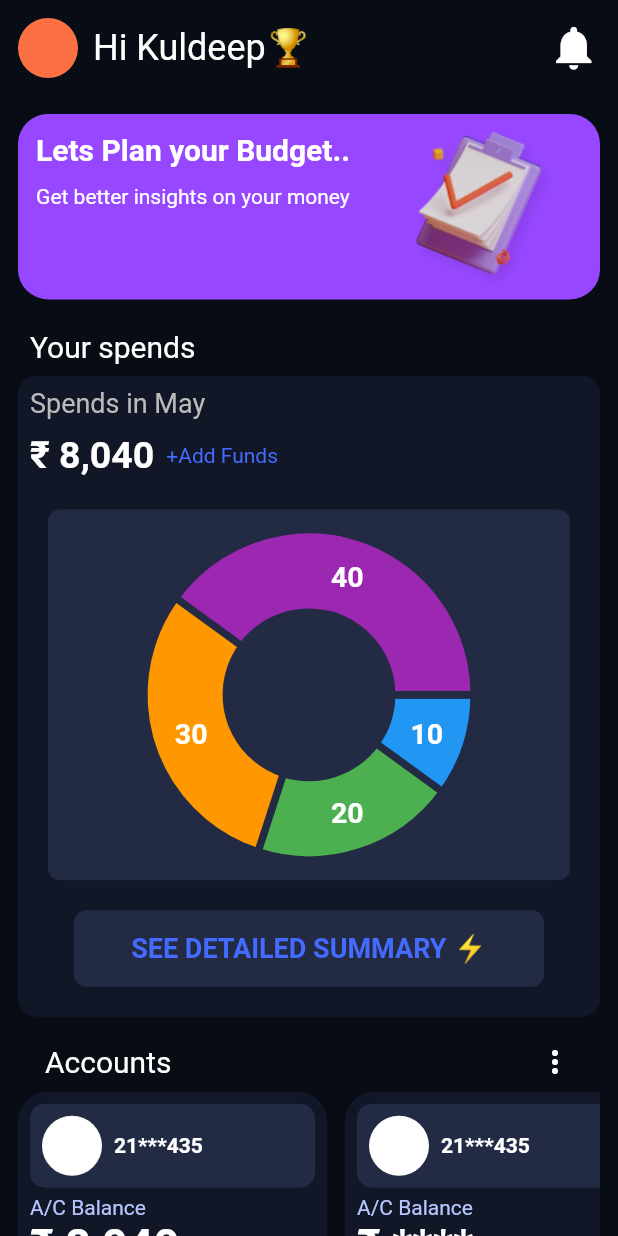
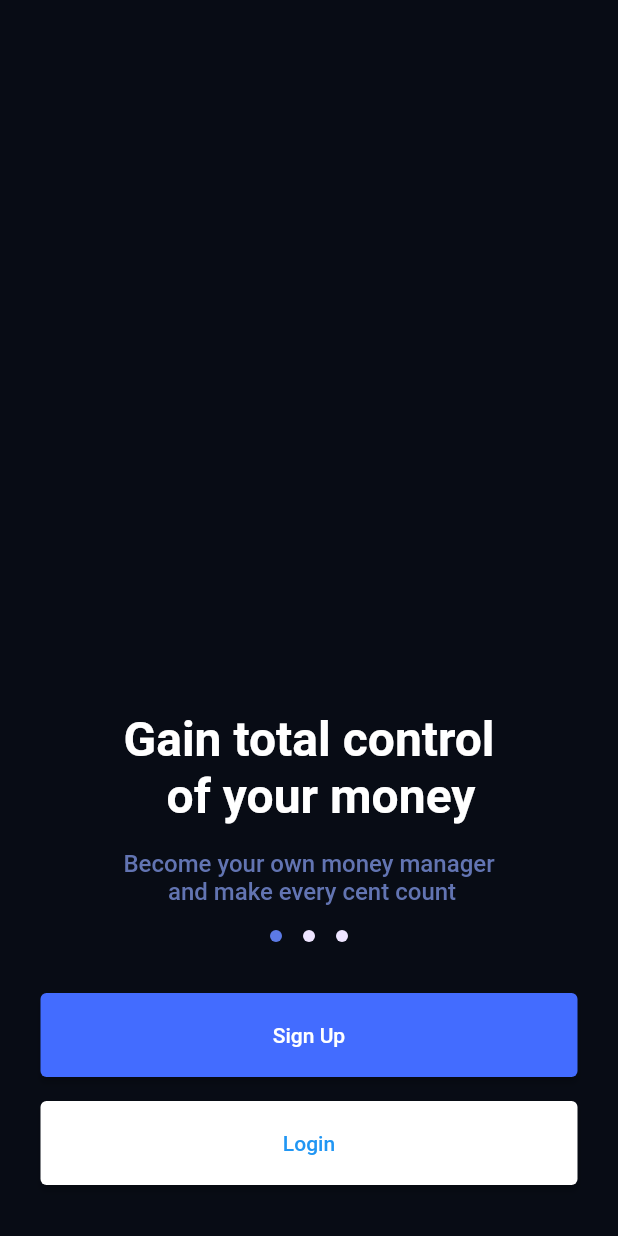
Before and after one commit to KuldeepRathor/Fineta, a Flutter app: the screen it shows after launch, on a phone screen of 412 x 824 dp. Run offline on Flutter 3.47's test engine with Material 2 defaults, Android fonts, the phone set to English and light mode, and no system bars; drawn by our look-alikes of fl_chart, smooth_page_indicator.

Commit message:
Onboarding screen

```diff
--- a/lib/main.dart
+++ b/lib/main.dart
@@ -1,3 +1,4 @@
+import 'package:fineta/screens/Onboardscreen.dart';
 import 'package:fineta/screens/homepage.dart';
 import 'package:flutter/material.dart';
 import 'package:provider/provider.dart';
@@ -28,7 +29,7 @@ class Fineta extends StatelessWidget {
         primaryColor: Colors.white,
         scaffoldBackgroundColor: const Color(0xff080C15),
       ),
-      home: const HomePage(title: 'Fineta'),
+      home: Onboard(),
     );
   }
 }
--- /dev/null
+++ b/lib/screens/Onboardscreen.dart
@@ -0,0 +1,109 @@
+import 'package:flutter/cupertino.dart';
+import 'package:flutter/material.dart';
+import 'package:smooth_page_indicator/smooth_page_indicator.dart';
+class Onboard extends StatelessWidget {
+  final controller = PageController(viewportFraction: 0.8, keepPage: true);
+  var list=['Gain total control \n  of your money','Know where your \n money goes','Planning ahead \n your budget'];
+  var des=['Become your own money manager \n and make every cent count','Track your transaction easily,with categories and financial report ','Setup your budget for each category so you in control'];
+  @override
+  Widget build(BuildContext context) {
+    return SafeArea(
+      child: Scaffold(
+        body: Center(
+          child: Column(
+            mainAxisAlignment: MainAxisAlignment.end,
+            children: [
+          Expanded(
+          child: PageView.builder(controller: controller,
+            itemBuilder: (context, index) => Onboardcontent(
+              title:list[index],
+              description:des[index],
+            ),
+            itemCount: list.length,
+          ),
+        ),
+
+        SmoothPageIndicator(
+            controller: controller,  // PageController
+            count:  3,
+            effect:  SlideEffect(
+                spacing:  14.0,
+                radius:  12.0,
+                dotWidth:  8.0,
+                dotHeight:  8.0,
+                dotColor:  Color(0xFFEEE5FF),
+                activeDotColor:  Color(0xFF5C7AE5)
+            ),    // your preferred effect
+            onDotClicked: (index){
+
+            }
+        ),
+              SizedBox(height:34),
+        Column(
+          children: [
+            Padding(
+              padding: const EdgeInsets.fromLTRB(16, 0, 16, 16),
+              child: ElevatedButton(
+                style: ElevatedButton.styleFrom(
+                    minimumSize:Size(358,56),
+                    primary: Color(0xFF436CFF)
+                ),
+                onPressed: () {},
+                child: const Text('Sign Up'),
+              ),
+            ),
+                  Padding(
+                    padding: const EdgeInsets.fromLTRB(16, 0, 16, 34),
+                    child: ElevatedButton(
+                      style: ElevatedButton.styleFrom(
+                        minimumSize:Size(358,56),
+                        primary: Colors.white,
+                        onPrimary: Colors.blue,
+                      ),
+                      onPressed: () {},
+                      child: const Text('Login'),
+                    ),
+                  ),
+          ],
+        ),
+        ],
+        ),
+      ),
+      ),
+    );
+  }
+}
+class Onboardcontent extends StatelessWidget {
+  const Onboardcontent({
+    Key? key, required this.title, required this.description,
+  }) : super(key: key);
+  final String title, description;
+  @override
+  Widget build(BuildContext context) {
+    return Column(
+      mainAxisAlignment: MainAxisAlignment.end,
+      children:<Widget> [
+        Container(
+          child: Text(title,
+            textAlign: TextAlign.center,
+            style:TextStyle(
+              color: Colors.white,fontSize: 32,fontWeight: FontWeight.w700,
+            ),
+             ),
+        ),
+        Container(
+          child: Padding(
+            padding: const EdgeInsets.all(16.0),
+            child: Text(description,
+                textAlign: TextAlign.center,
+                style:TextStyle(
+                  color: Color(0xFF6274B2
+                  ),fontSize: 16,fontWeight: FontWeight.w500,
+                ) ),
+          ),
+        ),
+
+      ],
+    );
+  }
+}
--- a/pubspec.yaml
+++ b/pubspec.yaml
@@ -36,6 +36,8 @@ dependencies:
   cupertino_icons: ^1.0.2
   fl_chart: ^0.50.1
   provider: ^6.0.2
+  google_fonts: ^2.3.2
+  smooth_page_indicator: ^1.0.0+2
 
 dev_dependencies:
   flutter_test:
@@ -61,3 +63,4 @@ flutter:
 
   assets:
      - assets/images/
+     - Fonts/
```
Also changed, not shown: lib/Fonts/Source_Sans_Pro/OFL.txt (added, +93 -0 lines), lib/Fonts/Source_Sans_Pro/SourceSansPro-Black.ttf (added), lib/Fonts/Source_Sans_Pro/SourceSansPro-BlackItalic.ttf (added), lib/Fonts/Source_Sans_Pro/SourceSansPro-Bold.ttf (added), lib/Fonts/Source_Sans_Pro/SourceSansPro-BoldItalic.ttf (added), lib/Fonts/Source_Sans_Pro/SourceSansPro-ExtraLight.ttf (added), lib/Fonts/Source_Sans_Pro/SourceSansPro-ExtraLightItalic.ttf (added), lib/Fonts/Source_Sans_Pro/SourceSansPro-Italic.ttf (added), lib/Fonts/Source_Sans_Pro/SourceSansPro-Light.ttf (added), lib/Fonts/Source_Sans_Pro/SourceSansPro-LightItalic.ttf (added), lib/Fonts/Source_Sans_Pro/SourceSansPro-Regular.ttf (added), lib/Fonts/Source_Sans_Pro/SourceSansPro-SemiBold.ttf (added), lib/Fonts/Source_Sans_Pro/SourceSansPro-SemiBoldItalic.ttf (added), pubspec.lock.
